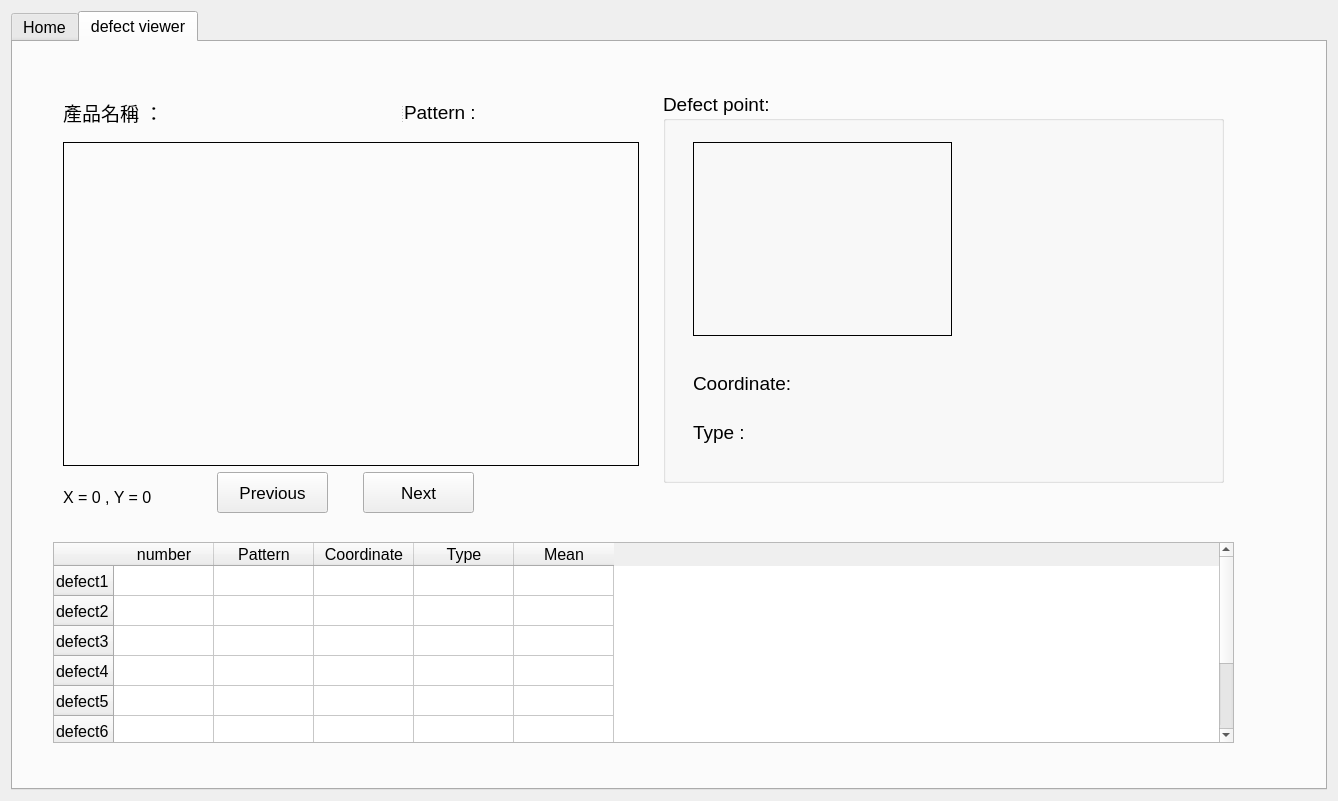
Qt form widget.ui (hsinying-tsai/CT2) before a commit.
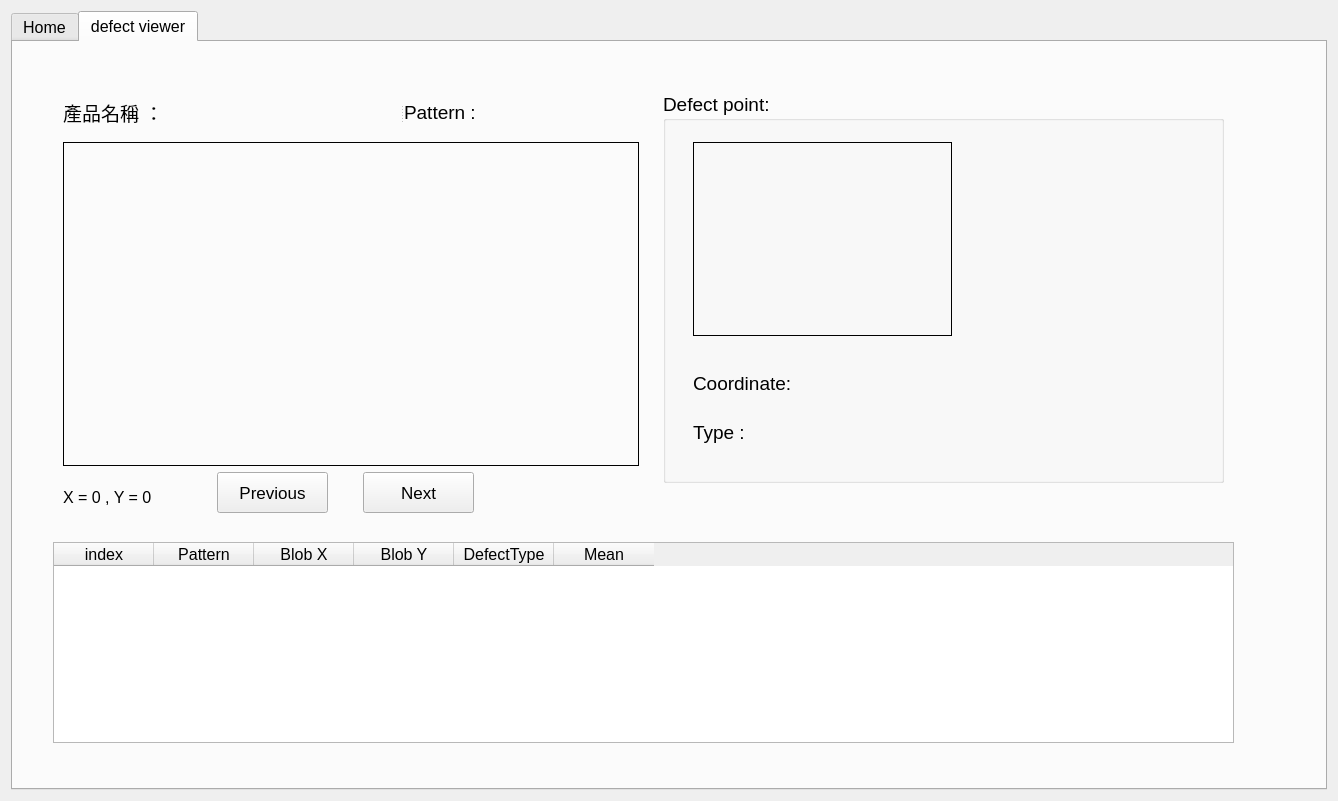
The same form after that commit. The open tabs and pages were chosen to show the change. Custom widgets are drawn as their Qt base class.

What changed in the file:
```diff
--- a/widget.ui
+++ b/widget.ui
@@ -1863,49 +1863,12 @@
          <height>201</height>
         </rect>
        </property>
-       <row>
-        <property name="text">
-         <string>defect1</string>
-        </property>
-       </row>
-       <row>
-        <property name="text">
-         <string>defect2</string>
-        </property>
-       </row>
-       <row>
-        <property name="text">
-         <string>defect3</string>
-        </property>
-       </row>
-       <row>
-        <property name="text">
-         <string>defect4</string>
-        </property>
-       </row>
-       <row>
-        <property name="text">
-         <string>defect5</string>
-        </property>
-       </row>
-       <row>
-        <property name="text">
-         <string>defect6</string>
-        </property>
-       </row>
-       <row>
-        <property name="text">
-         <string>defect7</string>
-        </property>
-       </row>
-       <row>
-        <property name="text">
-         <string>defect8</string>
-        </property>
-       </row>
+       <property name="editTriggers">
+        <set>QAbstractItemView::NoEditTriggers</set>
+       </property>
        <column>
         <property name="text">
-         <string>number</string>
+         <string>index</string>
         </property>
        </column>
        <column>
@@ -1915,12 +1878,17 @@
        </column>
        <column>
         <property name="text">
-         <string>Coordinate</string>
+         <string>Blob X</string>
         </property>
        </column>
        <column>
         <property name="text">
-         <string>Type</string>
+         <string>Blob Y</string>
+        </property>
+       </column>
+       <column>
+        <property name="text">
+         <string>DefectType</string>
         </property>
        </column>
        <column>
```
Left out of the diff: 4 changed lines with no effect on the pictures.
